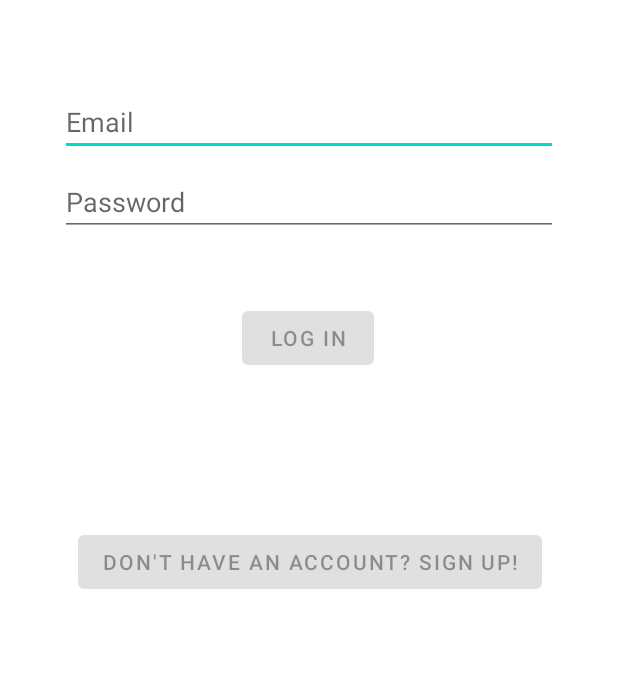
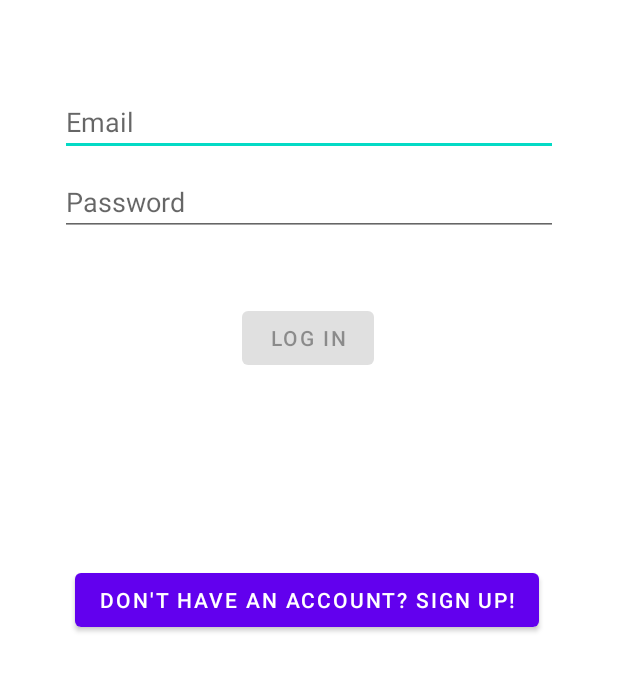
Before and after one commit to MiguelDoubleG/Front-End_BCN, an Android app: the screen it shows after launch (LoginActivity), on a phone screen of 412 x 824 dp, the part 518-1210 px from its top. Run offline under Robolectric (Android 15) with nearby library versions, the phone set to English and light mode, and no system bars.

```diff
--- a/app/src/main/java/com/example/safetourbcn/SignInActivity.java
+++ b/app/src/main/java/com/example/safetourbcn/SignUpActivity.java
@@ -6,7 +6,7 @@ import android.content.Intent;
 import android.os.Bundle;
 import android.widget.TextView;
 
-public class SignInActivity extends AppCompatActivity {
+public class SignUpActivity extends AppCompatActivity {
 
     @Override
     protected void onCreate(Bundle savedInstanceState) {
--- a/app/src/main/res/layout/activity_login.xml
+++ b/app/src/main/res/layout/activity_login.xml
@@ -33,16 +33,15 @@
         android:layout_gravity="start"
         android:layout_marginStart="48dp"
         android:layout_marginEnd="48dp"
-        android:layout_marginBottom="64dp"
-        android:enabled="false"
+        android:enabled="true"
         android:onClick="registerButton"
         android:text="@string/action_sign_up"
         app:layout_constraintBottom_toBottomOf="parent"
         app:layout_constraintEnd_toEndOf="parent"
-        app:layout_constraintHorizontal_bias="0.495"
+        app:layout_constraintHorizontal_bias="0.571"
         app:layout_constraintStart_toStartOf="parent"
         app:layout_constraintTop_toBottomOf="@+id/login"
-        app:layout_constraintVertical_bias="1.0" />
+        app:layout_constraintVertical_bias="0.765" />
 
     <EditText
         android:id="@+id/usernameLogIn"
--- a/app/src/main/res/layout/activity_signup.xml
+++ b/app/src/main/res/layout/activity_signup.xml
@@ -4,7 +4,7 @@
     xmlns:tools="http://schemas.android.com/tools"
     android:layout_width="match_parent"
     android:layout_height="match_parent"
-    tools:context=".SignInActivity">
+    tools:context=".SignUpActivity">
 
     <EditText
         android:id="@+id/passwordSignUp"
```
Also changed, not shown: app/src/main/AndroidManifest.xml (+8 -1 lines), app/src/main/java/com/example/safetourbcn/ui/login/LoginActivity.java (+2 -5 lines).
